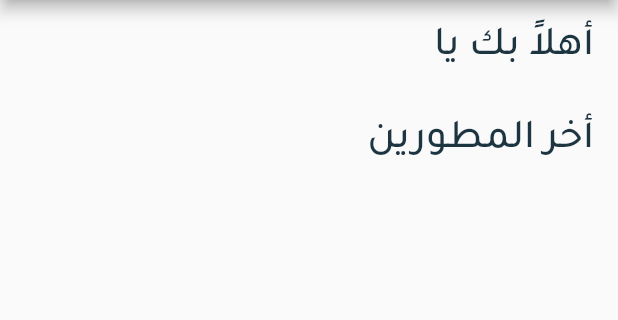
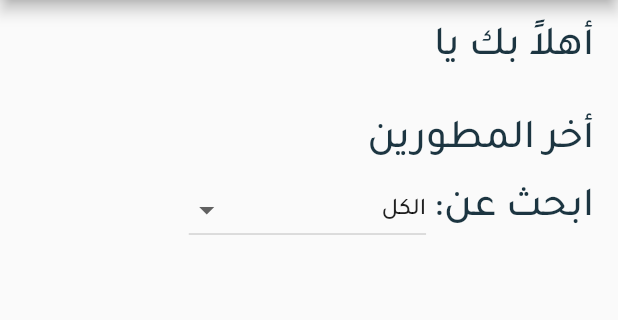
Before and after one commit to omarmohamed286/get_your_dev, a Flutter app: the HomeView screen opened by its route, on a phone screen of 412 x 824 dp, the part 84-404 px from its top. Run offline on Flutter 3.47's test engine with Material 2 defaults, Android fonts, the phone set to English and light mode, and no system bars; our stand-ins replace awesome_dialog, bloc, cached_network_image, cloud_firestore, dartz, firebase_auth and 11 more; accounts and stored records are empty.

Commit message:
search by field done

```diff
--- a/lib/features/auth/presentation/views/widgets/custom_password_text_form_field.dart
+++ b/lib/features/auth/presentation/views/widgets/custom_password_text_form_field.dart
@@ -6,11 +6,11 @@ import '../../../../../core/utils/custom_border.dart';
 import '../../view_model/change_password_icon_cubit/change_password_icon_cubit.dart';
 
 class CustomPasswordTextFormField extends StatelessWidget {
-  const CustomPasswordTextFormField({super.key, required this.labelText, this.onSaved});
+  const CustomPasswordTextFormField(
+      {super.key, required this.labelText, this.onSaved});
 
   final String labelText;
   final void Function(String?)? onSaved;
-
 
   @override
   Widget build(BuildContext context) {
@@ -25,6 +25,7 @@ class CustomPasswordTextFormField extends StatelessWidget {
             if (value?.isEmpty ?? true) {
               return 'يجب إدخال $labelText';
             }
+            return null;
           },
           onSaved: onSaved,
           textInputAction: TextInputAction.done,
--- a/lib/features/chat/data/repos/chat_repo.dart
+++ b/lib/features/chat/data/repos/chat_repo.dart
@@ -1,4 +1,3 @@
-import 'package:cloud_firestore/cloud_firestore.dart';
 import 'package:dartz/dartz.dart';
 import 'package:get_your_dev/core/errors/failures.dart';
 import '../../../../core/models/user_model.dart';
--- a/lib/features/chat/presentation/view_model/chat_cubit/chat_cubit.dart
+++ b/lib/features/chat/presentation/view_model/chat_cubit/chat_cubit.dart
@@ -62,9 +62,4 @@ class ChatCubit extends Cubit<ChatState> {
         firstUser: firstUser, secondUser: secondUser);
   }
 
-  @override
-  void onChange(Change<ChatState> change) {
-    print(change);
-    super.onChange(change);
-  }
 }
--- a/lib/features/chat/presentation/views/contacts_view.dart
+++ b/lib/features/chat/presentation/views/contacts_view.dart
@@ -7,8 +7,6 @@ import 'package:get_your_dev/features/chat/presentation/view_model/chat_cubit/ch
 import 'package:get_your_dev/features/chat/presentation/views/widgets/contact_card.dart';
 import 'package:get_your_dev/features/home/presentation/view_model/user_data_cubit/user_data_cubit.dart';
 import '../../../../core/models/user_model.dart';
-import '../../../../core/utils/services/dependency_injection_service.dart';
-import '../../data/repos/chat_repo_impl.dart';
 
 class ContactsView extends StatefulWidget {
   const ContactsView({super.key});
--- a/lib/features/home/data/repos/home_repo.dart
+++ b/lib/features/home/data/repos/home_repo.dart
@@ -6,6 +6,7 @@ abstract class HomeRepo {
   Future<void> addUserData({required UserModel userModel});
   Future<Either<Failure, UserModel>> getCurrentUserData();
   Future<Either<Failure, List<UserModel>>> getAcceptedDevelopers();
+  Future<Either<Failure, List<UserModel>>> getSpecificFieldDevelopers({required String field});
   Future<Either<Failure, String?>> uploadUserImage({required String source});
   Future<Either<Failure, void>> updateUserData({
     required String key,
--- /dev/null
+++ b/lib/features/home/presentation/view_model/home_drop_down_button_cubit/home_drop_down_button_cubit.dart
@@ -0,0 +1,29 @@
+import 'package:bloc/bloc.dart';
+import 'package:flutter/material.dart';
+import 'package:meta/meta.dart';
+
+part 'home_drop_down_button_state.dart';
+
+class HomeDropDownButtonCubit extends Cubit<HomeDropDownButtonState> {
+  HomeDropDownButtonCubit() : super(HomeDropDownButtonInitial());
+
+  String homeDropDownValue = 'الكل';
+  List<String> homeItems = [
+    'الكل',
+    'مطور فرونت اند',
+    'مطور باك اند',
+    'مطور فل ستاك',
+    'مطور موبايل اندرويد',
+    'مطور موبايل IOS',
+    'مطور فلاتر'
+  ];
+
+  get homeDropDownItems => homeItems
+      .map((item) => DropdownMenuItem(value: item, child: Text(item)))
+      .toList();
+
+  void setHomeDropDownValue(value) {
+    homeDropDownValue = value;
+    emit(HomeDropDownButtonInitial());
+  }
+}
--- /dev/null
+++ b/lib/features/home/presentation/view_model/home_drop_down_button_cubit/home_drop_down_button_state.dart
@@ -0,0 +1,6 @@
+part of 'home_drop_down_button_cubit.dart';
+
+@immutable
+abstract class HomeDropDownButtonState {}
+
+class HomeDropDownButtonInitial extends HomeDropDownButtonState {}
--- a/lib/features/home/presentation/views/home_view.dart
+++ b/lib/features/home/presentation/views/home_view.dart
@@ -1,11 +1,12 @@
-import 'package:cloud_firestore/cloud_firestore.dart';
 import 'package:flutter/material.dart';
 import 'package:flutter_bloc/flutter_bloc.dart';
 import 'package:get_your_dev/core/models/user_model.dart';
 import 'package:get_your_dev/core/utils/app_styles.dart';
 import 'package:get_your_dev/core/utils/custom_app_bar.dart';
 import 'package:get_your_dev/core/widgets/custom_loading_indicator.dart';
+import 'package:get_your_dev/features/home/presentation/view_model/home_drop_down_button_cubit/home_drop_down_button_cubit.dart';
 import 'package:get_your_dev/features/home/presentation/view_model/user_data_cubit/user_data_cubit.dart';
+import 'widgets/choose_field_section.dart';
 import 'widgets/custom_drawer.dart';
 import 'widgets/developers_list_view.dart';
 import 'widgets/user_data_section.dart';
@@ -29,7 +30,9 @@ class _HomeViewState extends State<HomeView> {
 
   @override
   Widget build(BuildContext context) {
-    return Scaffold(
+    return BlocProvider(
+      create: (context) => HomeDropDownButtonCubit(),
+      child: Scaffold(
           appBar: customAppBar(title: 'الصفحة الرئيسية'),
           drawer: const CustomDrawer(),
           body: Padding(
@@ -49,11 +52,14 @@ class _HomeViewState extends State<HomeView> {
                             style: AppStyles.textStyle24,
                           ),
                           const SizedBox(height: 5),
+                          const ChooseFieldSection(),
+                          const SizedBox(height: 5),
                           const DevelopersListView()
                         ],
                       );
               },
             ),
-        ));
+          )),
+    );
   }
 }
--- a/lib/features/home/presentation/views/user_informations_view.dart
+++ b/lib/features/home/presentation/views/user_informations_view.dart
@@ -1,8 +1,6 @@
 import 'package:flutter/material.dart';
 import 'package:flutter_bloc/flutter_bloc.dart';
-import 'package:get_your_dev/core/constants.dart';
 import 'package:get_your_dev/core/utils/app_router.dart';
-import 'package:get_your_dev/core/utils/app_styles.dart';
 import 'package:get_your_dev/core/utils/custom_app_bar.dart';
 import 'package:get_your_dev/core/utils/custom_snack_bar.dart';
 import 'package:get_your_dev/core/widgets/custom_loading_indicator.dart';
--- a/lib/features/home/presentation/views/widgets/accepted_developer_widget.dart
+++ b/lib/features/home/presentation/views/widgets/accepted_developer_widget.dart
@@ -2,7 +2,6 @@ import 'package:flutter/material.dart';
 import 'package:flutter_screenutil/flutter_screenutil.dart';
 import 'package:get_your_dev/core/models/user_model.dart';
 import 'package:get_your_dev/features/home/presentation/views/widgets/new_developer_widget.dart';
-import 'package:get_your_dev/core/constants.dart';
 import '../../../../../core/widgets/custom_button.dart';
 import 'developer_card.dart';
 
--- /dev/null
+++ b/lib/features/home/presentation/views/widgets/choose_field_section.dart
@@ -0,0 +1,21 @@
+import 'package:flutter/material.dart';
+import '../../../../../core/utils/app_styles.dart';
+import 'home_drop_down_button.dart';
+
+class ChooseFieldSection extends StatelessWidget {
+  const ChooseFieldSection({super.key});
+
+  @override
+  Widget build(BuildContext context) {
+    return Row(
+      children: [
+        Text(
+          'ابحث عن:',
+          style: AppStyles.textStyle24,
+        ),
+        const SizedBox(width: 5),
+        const HomeDropDownButton()
+      ],
+    );
+  }
+}
--- /dev/null
+++ b/lib/features/home/presentation/views/widgets/home_drop_down_button.dart
@@ -0,0 +1,30 @@
+import 'package:flutter/material.dart';
+import 'package:flutter_bloc/flutter_bloc.dart';
+import 'package:get_your_dev/features/home/presentation/view_model/home_drop_down_button_cubit/home_drop_down_button_cubit.dart';
+import 'package:get_your_dev/features/home/presentation/view_model/user_data_cubit/user_data_cubit.dart';
+
+class HomeDropDownButton extends StatelessWidget {
+  const HomeDropDownButton({super.key});
+
+  @override
+  Widget build(BuildContext context) {
+    return BlocBuilder<HomeDropDownButtonCubit, HomeDropDownButtonState>(
+      builder: (context, state) {
+        return DropdownButton(
+          borderRadius: BorderRadius.circular(12),
+          value: BlocProvider.of<HomeDropDownButtonCubit>(context)
+              .homeDropDownValue,
+          items: BlocProvider.of<HomeDropDownButtonCubit>(context)
+              .homeDropDownItems,
+          onChanged: (value) {
+            BlocProvider.of<HomeDropDownButtonCubit>(context)
+                .setHomeDropDownValue(value);
+            BlocProvider.of<UserDataCubit>(context).getSpecificFieldDevelopers(
+                field: BlocProvider.of<HomeDropDownButtonCubit>(context)
+                    .homeDropDownValue);
+          },
+        );
+      },
+    );
+  }
+}
```
Also changed, not shown: lib/core/utils/services/user_data_service.dart (+23 -0 lines), lib/features/auth/presentation/views/widgets/custom_text_form_field.dart (+7 -7 lines), lib/features/home/data/repos/home_repo_impl.dart (+12 -0 lines), lib/features/home/presentation/view_model/user_data_cubit/user_data_cubit.dart (+11 -0 lines). Lines whose indentation alone changed are shown as unchanged.
